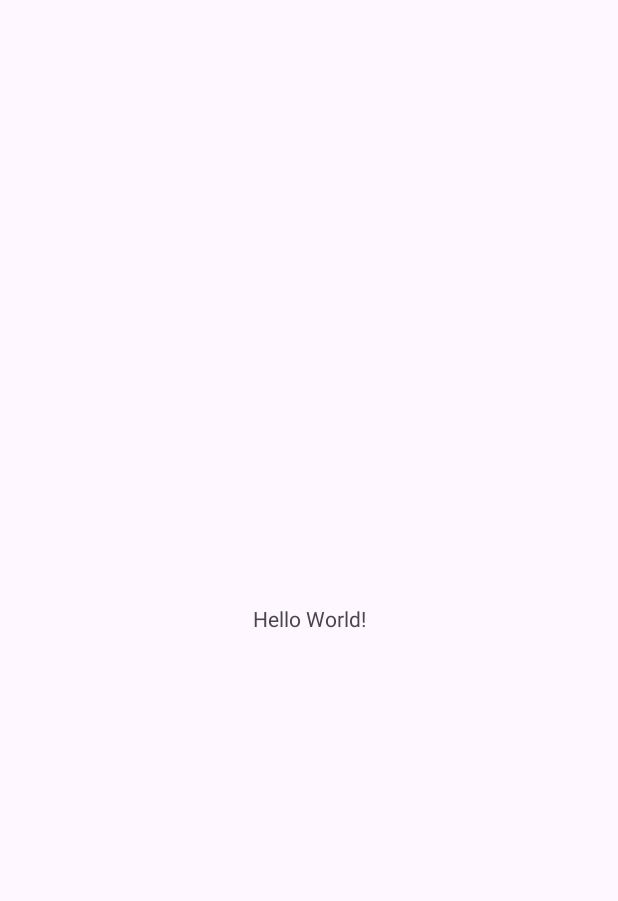
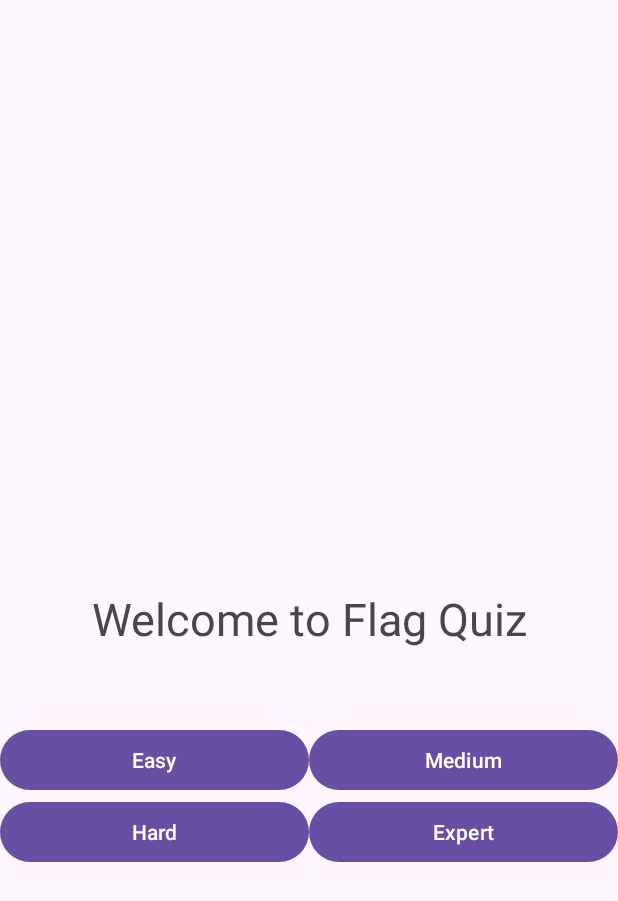
Before and after one commit to WilbertNeilsonSachio/UTS_PM5_WilbertNeilsonSachio, an Android app: the screen it shows after launch (MainActivity), on a phone screen of 412 x 824 dp. Before the commit the part shown is almost empty. Shown: the top 901 px of the screen. Run offline under Robolectric (Android 15) with nearby library versions, the phone set to English and light mode, and no system bars.

Commit message:
membuat tampilan awal Main Activity

```diff
--- a/app/src/main/res/layout/activity_main.xml
+++ b/app/src/main/res/layout/activity_main.xml
@@ -8,12 +8,50 @@
     tools:context=".MainActivity">
 
     <TextView
+        android:id="@+id/app_name"
         android:layout_width="wrap_content"
         android:layout_height="wrap_content"
-        android:text="Hello World!"
+        app:layout_constraintTop_toTopOf="parent"
         app:layout_constraintBottom_toBottomOf="parent"
+        app:layout_constraintStart_toStartOf="parent"
         app:layout_constraintEnd_toEndOf="parent"
+        style="@style/app_name"
+        android:text="@string/app_name"/>
+
+    <Button
+        android:id="@+id/btnEasy"
+        android:layout_width="0dp"
+        android:layout_height="wrap_content"
+        app:layout_constraintTop_toBottomOf="@id/app_name"
         app:layout_constraintStart_toStartOf="parent"
-        app:layout_constraintTop_toTopOf="parent" />
+        app:layout_constraintEnd_toStartOf="@id/btnMedium"
+        android:text="@string/easy" />
+
+    <Button
+        android:id="@+id/btnMedium"
+        android:layout_width="0dp"
+        android:layout_height="wrap_content"
+        app:layout_constraintTop_toBottomOf="@id/app_name"
+        app:layout_constraintStart_toEndOf="@id/btnEasy"
+        app:layout_constraintEnd_toEndOf="parent"
+        android:text="@string/medium" />
+
+    <Button
+        android:id="@+id/btnHard"
+        android:layout_width="0dp"
+        android:layout_height="wrap_content"
+        app:layout_constraintTop_toBottomOf="@id/btnEasy"
+        app:layout_constraintStart_toStartOf="parent"
+        app:layout_constraintEnd_toStartOf="@id/btnExpert"
+        android:text="@string/hard" />
+
+    <Button
+        android:id="@+id/btnExpert"
+        android:layout_width="0dp"
+        android:layout_height="wrap_content"
+        app:layout_constraintTop_toBottomOf="@id/btnMedium"
+        app:layout_constraintStart_toEndOf="@id/btnHard"
+        app:layout_constraintEnd_toEndOf="parent"
+        android:text="@string/expert" />
 
 </androidx.constraintlayout.widget.ConstraintLayout>
--- a/app/src/main/res/values/strings.xml
+++ b/app/src/main/res/values/strings.xml
@@ -1,3 +1,7 @@
 <resources>
-    <string name="app_name">UTS_PM5_WilbertNeilsonSachio</string>
+    <string name="app_name">Welcome to Flag Quiz</string>
+    <string name="easy">Easy</string>
+    <string name="medium">Medium</string>
+    <string name="hard">Hard</string>
+    <string name="expert">Expert</string>
 </resources>
--- a/app/src/main/res/values/themes.xml
+++ b/app/src/main/res/values/themes.xml
@@ -4,6 +4,10 @@
         <!-- Customize your light theme here. -->
         <!-- <item name="colorPrimary">@color/my_light_primary</item> -->
     </style>
-
+    <style name="app_name">
+        <item name="android:textSize">30sp</item>
+        <item name="android:paddingTop">50dp</item>
+        <item name="android:paddingBottom">50dp</item>
+    </style>
     <style name="Theme.UTS_PM5_WilbertNeilsonSachio" parent="Base.Theme.UTS_PM5_WilbertNeilsonSachio" />
 </resources>
```
